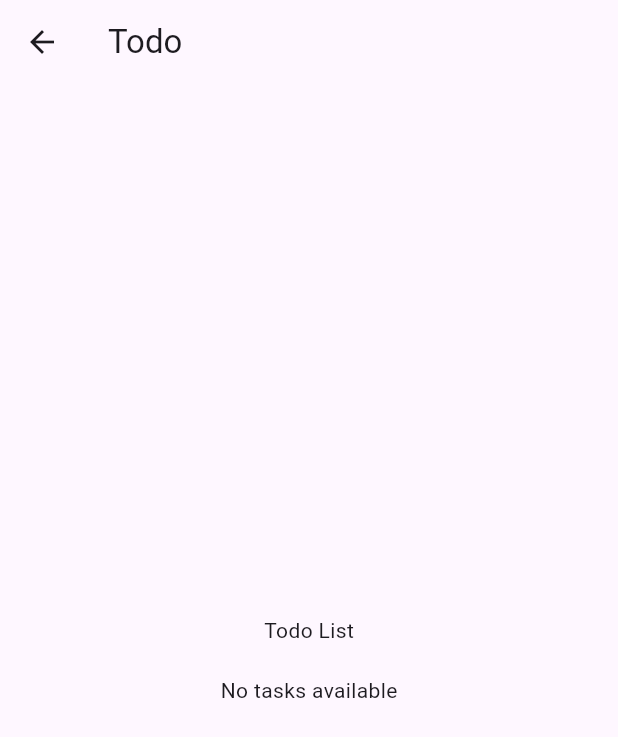
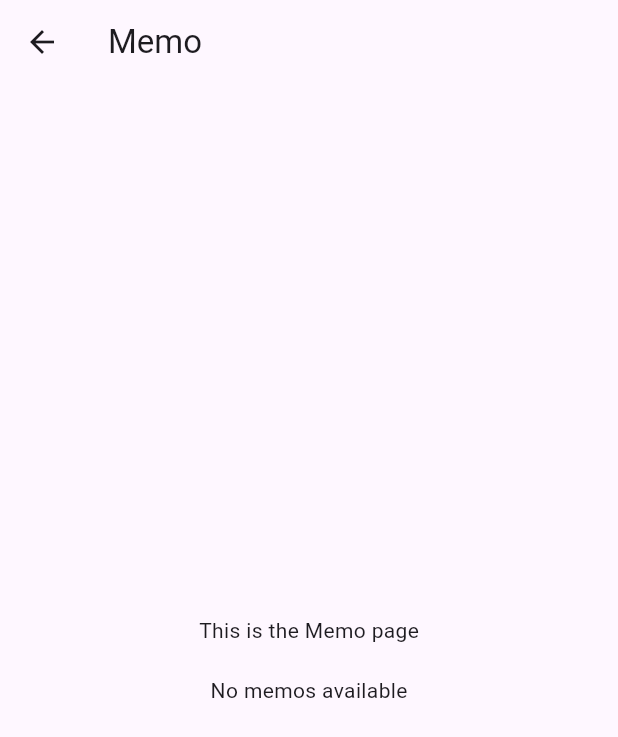
Before and after one commit to b1023213/skill_group, a Flutter app: the Memo screen opened directly, on a phone screen of 412 x 824 dp. Shown: the top 737 px of the screen. Run offline on Flutter 3.47's test engine with Material 3 defaults, Android fonts, the phone set to English and light mode, and no system bars; our stand-ins replace table_calendar.

Commit message:
memo.dart を更新

```diff
--- a/app_1/lib/view/togasi/memo.dart
+++ b/app_1/lib/view/togasi/memo.dart
@@ -6,16 +6,14 @@ class Memo extends StatelessWidget {
   @override
   Widget build(BuildContext context) {
     return Scaffold(
-      appBar: AppBar(
-        title: const Text('Todo'),
-      ),
+      appBar: AppBar(title: const Text('Memo')),
       body: Center(
         child: Column(
           mainAxisAlignment: MainAxisAlignment.center,
           children: const [
-            Text('Todo List'),
+            Text('This is the Memo page'),
             SizedBox(height: 20),
-            Text('No tasks available'),
+            Text('No memos available'),
           ],
         ),
       ),
```
